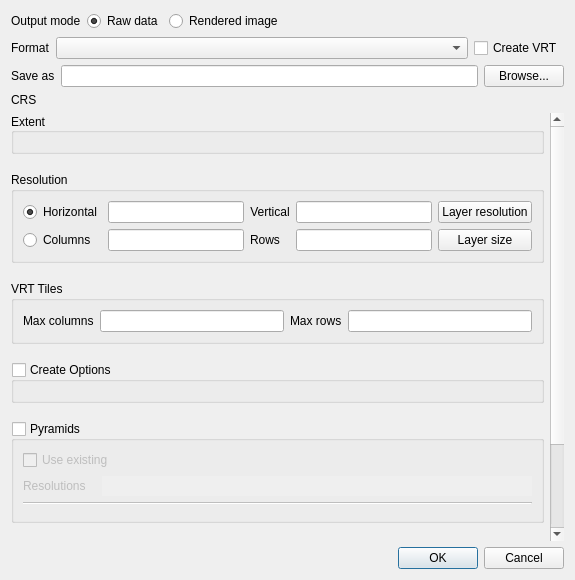
Old version of the form src/ui/qgsrasterlayersaveasdialogbase.ui in the repository qgis/QGIS.
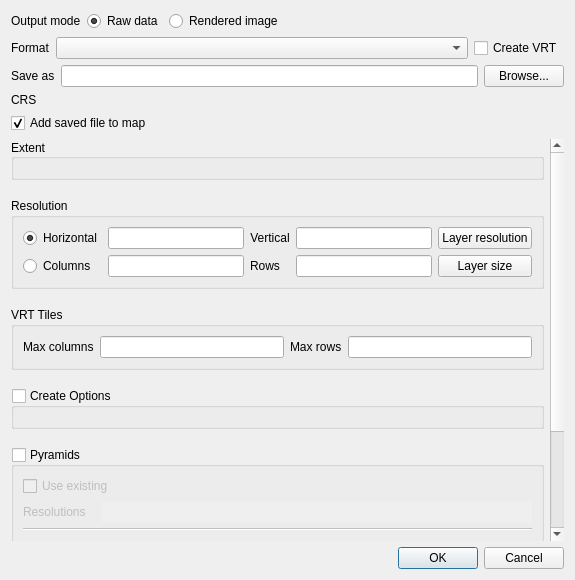
New version of the form. Icons and pictures are not drawn. Custom widgets are drawn as their Qt base class.

Commit message: add to canvas checkbox in raster "save as..." dialog (fix #6949)

```diff
--- a/src/ui/qgsrasterlayersaveasdialogbase.ui
+++ b/src/ui/qgsrasterlayersaveasdialogbase.ui
@@ -163,6 +163,16 @@
      </item>
     </layout>
    </item>
+   <item>
+    <widget class="QCheckBox" name="mAddToCanvas">
+     <property name="text">
+      <string>Add saved file to map</string>
+     </property>
+     <property name="checked">
+      <bool>true</bool>
+     </property>
+    </widget>
+   </item>
    <item>
     <widget class="QScrollArea" name="mScrollArea">
      <property name="frameShape">
@@ -178,9 +188,9 @@
       <property name="geometry">
        <rect>
         <x>0</x>
-        <y>-179</y>
+        <y>0</y>
         <width>541</width>
-        <height>583</height>
+        <height>577</height>
        </rect>
       </property>
       <layout class="QVBoxLayout" name="verticalLayout_5">
```
Left out of the diff: 2 changed lines with no effect on the pictures. The commit also changes 3 other files.
